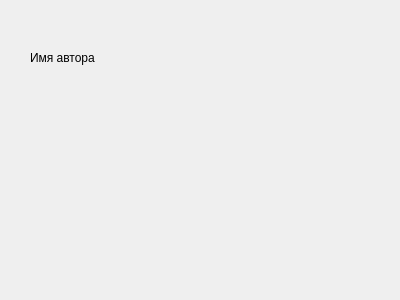
First picture: the form in addbook.ui, repository vladislavvasyukov/library, before the edit.
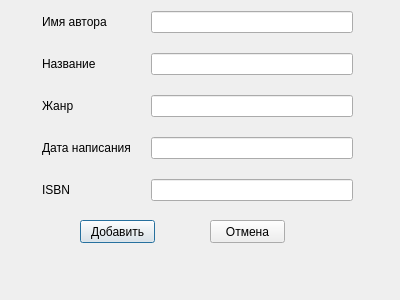
Second picture: the form after the edit.

Commit message: change add book form

The edit to the form file:
```diff
--- a/addbook.ui
+++ b/addbook.ui
@@ -13,19 +13,100 @@
   <property name="windowTitle">
    <string>Dialog</string>
   </property>
-  <widget class="QLabel" name="label">
+  <widget class="QPushButton" name="add_book_in_library">
    <property name="geometry">
     <rect>
-     <x>30</x>
-     <y>50</y>
-     <width>101</width>
-     <height>16</height>
+     <x>80</x>
+     <y>220</y>
+     <width>75</width>
+     <height>23</height>
     </rect>
    </property>
    <property name="text">
-    <string>Имя автора</string>
+    <string>Добавить</string>
    </property>
   </widget>
+  <widget class="QPushButton" name="cancel_additing_book">
+   <property name="geometry">
+    <rect>
+     <x>210</x>
+     <y>220</y>
+     <width>75</width>
+     <height>23</height>
+    </rect>
+   </property>
+   <property name="text">
+    <string>Отмена</string>
+   </property>
+  </widget>
+  <widget class="QWidget" name="">
+   <property name="geometry">
+    <rect>
+     <x>42</x>
+     <y>11</y>
+     <width>311</width>
+     <height>201</height>
+    </rect>
+   </property>
+   <layout class="QFormLayout" name="formLayout_2">
+    <property name="horizontalSpacing">
+     <number>20</number>
+    </property>
+    <property name="verticalSpacing">
+     <number>20</number>
+    </property>
+    <item row="0" column="0">
+     <widget class="QLabel" name="author_label">
+      <property name="text">
+       <string>Имя автора</string>
+      </property>
+     </widget>
+    </item>
+    <item row="0" column="1">
+     <widget class="QLineEdit" name="author"/>
+    </item>
+    <item row="1" column="0">
+     <widget class="QLabel" name="title_book_lable">
+      <property name="text">
+       <string>Название</string>
+      </property>
+     </widget>
+    </item>
+    <item row="1" column="1">
+     <widget class="QLineEdit" name="title"/>
+    </item>
+    <item row="2" column="0">
+     <widget class="QLabel" name="genre_label">
+      <property name="text">
+       <string>Жанр</string>
+      </property>
+     </widget>
+    </item>
+    <item row="2" column="1">
+     <widget class="QLineEdit" name="genre"/>
+    </item>
+    <item row="3" column="0">
+     <widget class="QLabel" name="date_writing_label">
+      <property name="text">
+       <string>Дата написания</string>
+      </property>
+     </widget>
+    </item>
+    <item row="3" column="1">
+     <widget class="QLineEdit" name="date_writing"/>
+    </item>
+    <item row="4" column="0">
+     <widget class="QLabel" name="isbn_label">
+      <property name="text">
+       <string>ISBN</string>
+      </property>
+     </widget>
+    </item>
+    <item row="4" column="1">
+     <widget class="QLineEdit" name="isbn"/>
+    </item>
+   </layout>
+  </widget>
  </widget>
  <resources/>
  <connections/>
```
The commit also changes 4 other files.
